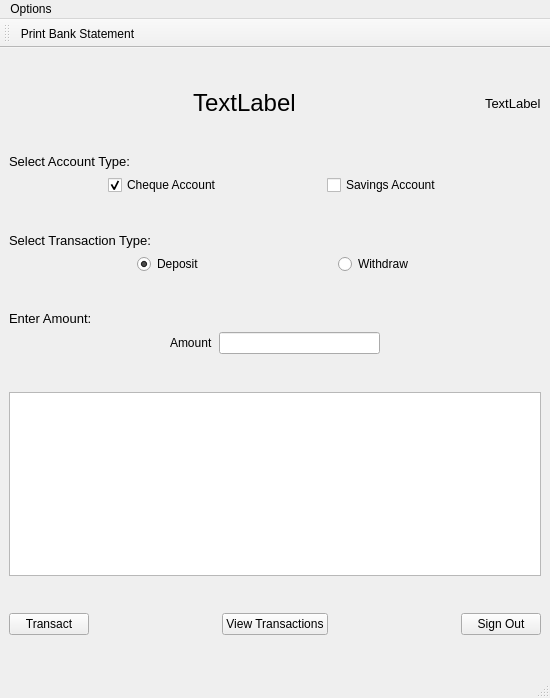
Old version of the form src/bankingpage.ui in the repository Lemour-sudo/Aero-Bank.
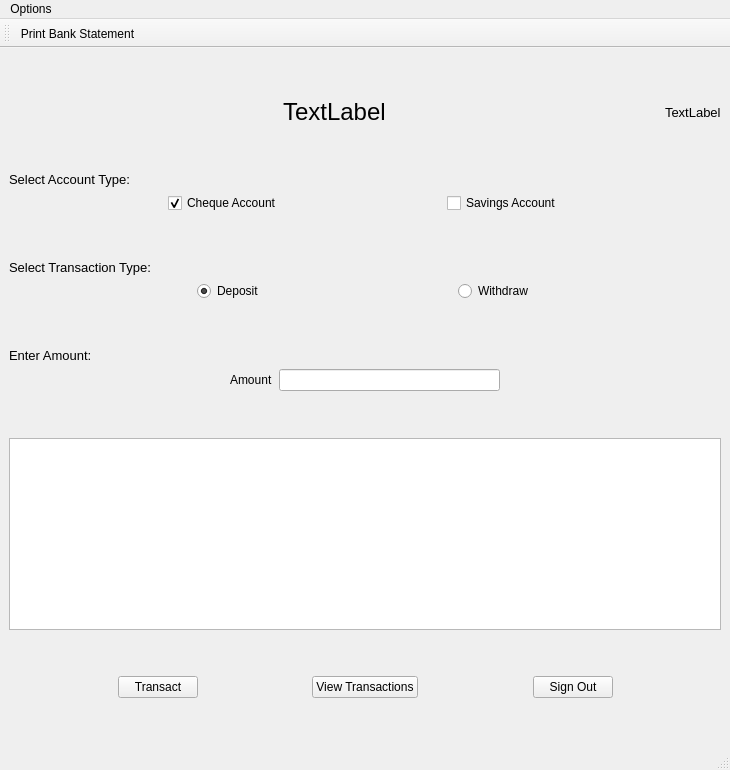
New version of the form. Icons and pictures are not drawn.

Commit message: Re-styled ui's for better spacing between elements.

The edit to the form file:
```diff
--- a/src/bankingpage.ui
+++ b/src/bankingpage.ui
@@ -6,8 +6,8 @@
    <rect>
     <x>0</x>
     <y>0</y>
-    <width>550</width>
-    <height>698</height>
+    <width>730</width>
+    <height>770</height>
    </rect>
   </property>
   <property name="windowTitle">
@@ -366,6 +366,19 @@
     </item>
     <item>
      <layout class="QHBoxLayout" name="horizontalLayout_4">
+      <item>
+       <spacer name="horizontalSpacer_13">
+        <property name="orientation">
+         <enum>Qt::Horizontal</enum>
+        </property>
+        <property name="sizeHint" stdset="0">
+         <size>
+          <width>40</width>
+          <height>20</height>
+         </size>
+        </property>
+       </spacer>
+      </item>
       <item>
        <widget class="QPushButton" name="w4_pushTransact">
         <property name="text">
@@ -413,6 +426,19 @@
         </property>
        </widget>
       </item>
+      <item>
+       <spacer name="horizontalSpacer_14">
+        <property name="orientation">
+         <enum>Qt::Horizontal</enum>
+        </property>
+        <property name="sizeHint" stdset="0">
+         <size>
+          <width>40</width>
+          <height>20</height>
+         </size>
+        </property>
+       </spacer>
+      </item>
      </layout>
     </item>
     <item>
@@ -435,7 +461,7 @@
     <rect>
      <x>0</x>
      <y>0</y>
-     <width>550</width>
+     <width>730</width>
      <height>26</height>
     </rect>
    </property>
```
Left out of the diff: 2 changed lines with no effect on the pictures. The commit also changes 3 other files.
